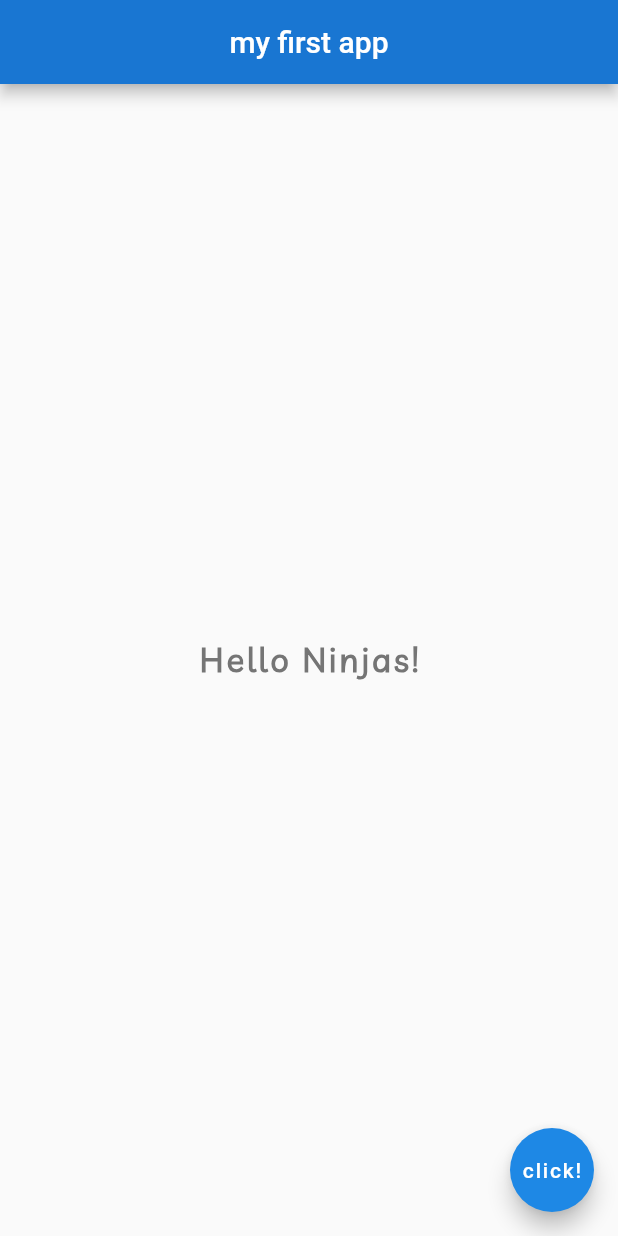
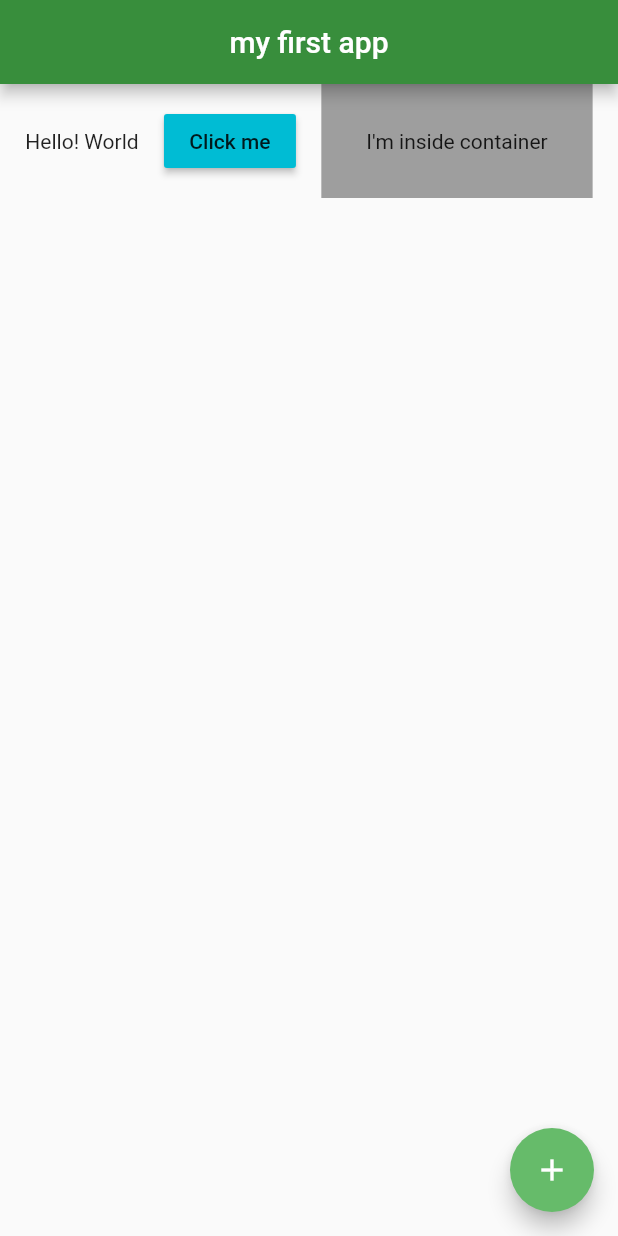
Before and after one commit to keeran2488/myapp, a Flutter app: the screen it shows after launch, on a phone screen of 412 x 824 dp. Run offline on Flutter 3.47's test engine with Material 2 defaults, Android fonts, the phone set to English and light mode, and no system bars.

Commit message:
Episode 14 completed

```diff
--- a/lib/main.dart
+++ b/lib/main.dart
@@ -13,24 +13,28 @@ class Home extends StatelessWidget {
       appBar: AppBar(
         title: Text("my first app"),
         centerTitle: true,
-        backgroundColor: Colors.blue[700],
+        backgroundColor: Colors.green[700],
       ),
-      body: Center(
-        child: Text(
-          "Hello Ninjas!",
-          style: TextStyle(
-              fontSize: 22.0,
-              fontWeight: FontWeight.bold,
-              letterSpacing: 2.0,
-              color: Colors.grey[600],
-              fontFamily: 'Livvic'
+      body: Row(
+        mainAxisAlignment: MainAxisAlignment.spaceEvenly,
+        children: <Widget>[
+          Text("Hello! World"),
+          RaisedButton(
+            onPressed: (){},
+            child: Text("Click me"),
+            color: Colors.cyan,
           ),
-        ),
+          Container(
+            padding: EdgeInsets.all(30.0),
+            color: Colors.grey,
+            child: Text("I'm inside container"),
+          ),
+        ],
       ),
       floatingActionButton: FloatingActionButton(
-        onPressed: () {},
-        child: Text("click!"),
-        backgroundColor: Colors.blue[600],
+        onPressed: (){},
+        child: Icon(Icons.add),
+        backgroundColor: Colors.green[400],
       ),
     );
   }
--- a/pubspec.yaml
+++ b/pubspec.yaml
@@ -45,9 +45,8 @@ flutter:
   uses-material-design: true
 
   # To add assets to your application, add an assets section, like this:
-  # assets:
-  #   - images/a_dot_burr.jpeg
-  #   - images/a_dot_ham.jpeg
+  assets:
+    - assets/
 
   # An image asset can refer to one or more resolution-specific "variants", see
   # https://flutter.dev/assets-and-images/#resolution-aware.
```
Also changed, not shown: assets/green.jpg (added).
